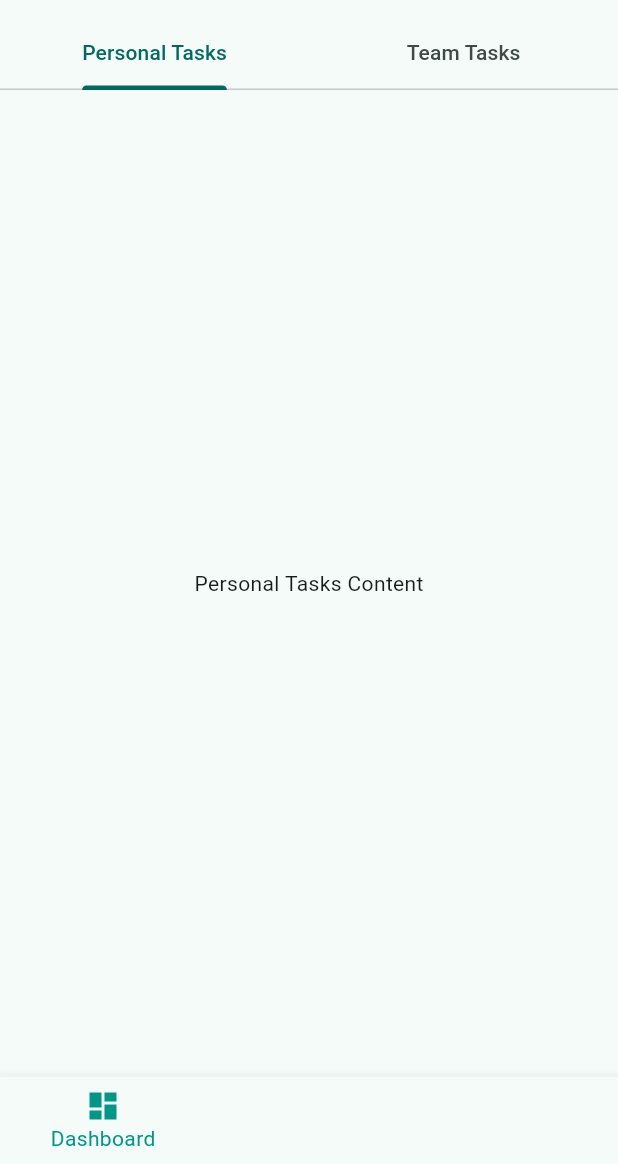
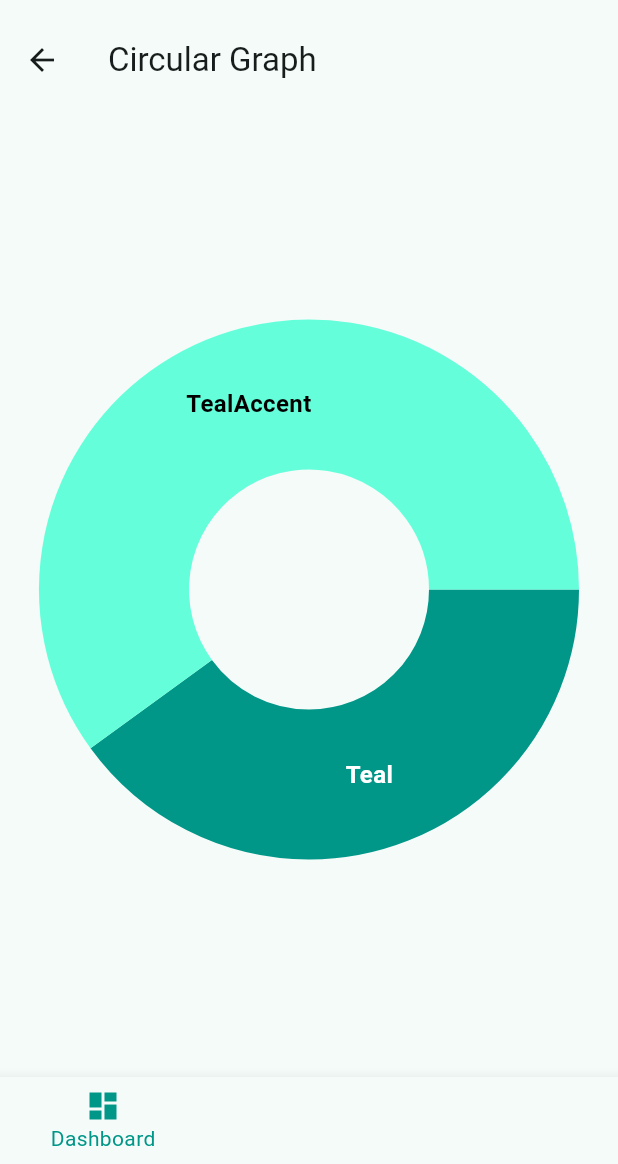
Before and after one commit to OpiniIsaac/task-manager, a Flutter app: the Dashboard screen opened by its route, on a phone screen of 412 x 824 dp, the part 72-1236 px from its top. Run offline on Flutter 3.47's test engine with Material 2 defaults, Android fonts, the phone set to English and light mode, and no system bars; drawn by our look-alikes of fl_chart.

Commit message:
started on home screen

```diff
--- a/lib/scrrens/Home.dart
+++ b/lib/scrrens/Home.dart
@@ -1,10 +1,58 @@
 import 'package:flutter/material.dart';
+import 'package:fl_chart/fl_chart.dart';
 
-class MyWidget extends StatelessWidget {
-  const MyWidget({super.key});
+void main() {
+  runApp(MyApp());
+}
 
+class MyApp extends StatelessWidget {
   @override
   Widget build(BuildContext context) {
-    return const Placeholder();
+    return MaterialApp(
+      home: HomePage(),
+    );
   }
 }
+
+class HomePage extends StatelessWidget {
+  @override
+  Widget build(BuildContext context) {
+    return Scaffold(
+      appBar: AppBar(
+        title: Text('Circular Graph'),
+      ),
+      body: Center(
+        child: PieChart(
+          PieChartData(
+            sections: [
+              PieChartSectionData(
+                color: Colors.teal,
+                value: 40,
+                title: 'Teal',
+                radius: 100,
+                titleStyle: TextStyle(
+                  fontSize: 16,
+                  fontWeight: FontWeight.bold,
+                  color: Colors.white,
+                ),
+              ),
+              PieChartSectionData(
+                color: Colors.tealAccent,
+                value: 60,
+                title: 'TealAccent',
+                radius: 100,
+                titleStyle: TextStyle(
+                  fontSize: 16,
+                  fontWeight: FontWeight.bold,
+                  color: Colors.black,
+                ),
+              ),
+            ],
+            sectionsSpace: 0,
+            centerSpaceRadius: 80,
+          ),
+        ),
+      ),
+    );
+  }
+}
--- a/lib/scrrens/dashboard.dart
+++ b/lib/scrrens/dashboard.dart
@@ -1,4 +1,5 @@
 import 'package:flutter/material.dart';
+import 'package:task_managaer/scrrens/Home.dart';
 import 'package:task_managaer/scrrens/Tasks.dart';
 import 'package:task_managaer/widgets/appbar.dart';
 
@@ -13,8 +14,9 @@ class _DashboardState extends State<Dashboard> with SingleTickerProviderStateMix
 int _selectedIndex = 0;
 
   final List<Widget> _pages = [
+     HomePage(),
     Tasks(),
-    // ProfilePage(),
+
     // SettingsPage(),
   ];
 
--- a/pubspec.yaml
+++ b/pubspec.yaml
@@ -35,7 +35,7 @@ dependencies:
   # The following adds the Cupertino Icons font to your application.
   # Use with the CupertinoIcons class for iOS style icons.
   cupertino_icons: ^1.0.2
-
+  fl_chart:
 dev_dependencies:
   flutter_test:
     sdk: flutter
```
Also changed, not shown: pubspec.lock.
